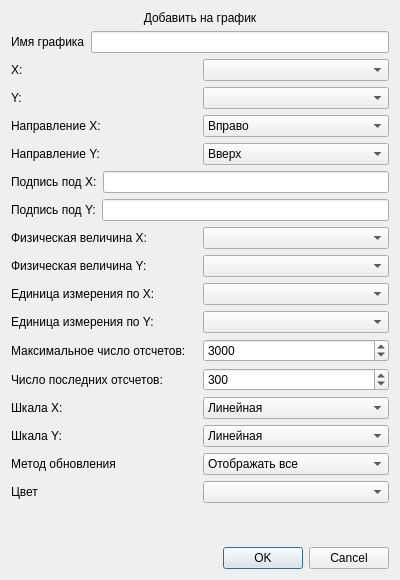
The window that addonplotdialog.ui (eugesh/GraphPlugin) describes before a commit, drawn with Qt 5.
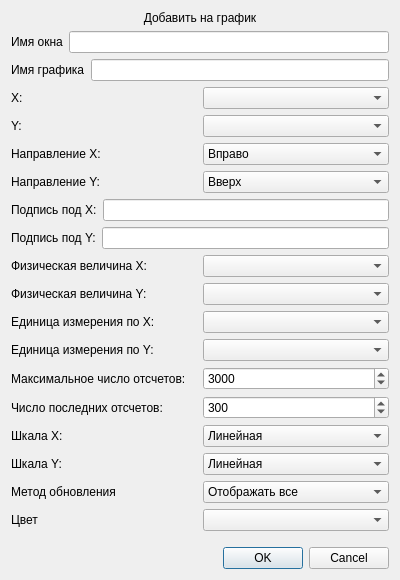
The same window after the commit.

Commit message: The first "Add graph on Plot" prototype

Patch:
```diff
--- a/addonplotdialog.ui
+++ b/addonplotdialog.ui
@@ -16,109 +16,28 @@
   <layout class="QGridLayout" name="gridLayout_2">
    <item row="0" column="0">
     <layout class="QGridLayout" name="gridLayout">
-     <item row="0" column="0">
-      <widget class="QLabel" name="label">
-       <property name="text">
-        <string>Добавить на график</string>
-       </property>
-       <property name="alignment">
-        <set>Qt::AlignHCenter|Qt::AlignTop</set>
-       </property>
-      </widget>
-     </item>
-     <item row="1" column="0">
-      <layout class="QHBoxLayout" name="horizontalLayout_3">
+     <item row="14" column="0">
+      <layout class="QHBoxLayout" name="horizontalLayout_11">
        <item>
-        <widget class="QLabel" name="label_4">
+        <widget class="QLabel" name="label_12">
          <property name="text">
-          <string>Имя графика</string>
+          <string>Число последних отсчетов:</string>
          </property>
         </widget>
        </item>
        <item>
-        <widget class="QLineEdit" name="pltNameLineEdit"/>
-       </item>
-      </layout>
-     </item>
-     <item row="2" column="0">
-      <layout class="QHBoxLayout" name="horizontalLayout">
-       <item>
-        <widget class="QLabel" name="label_2">
-         <property name="text">
-          <string>X:</string>
+        <widget class="QSpinBox" name="spinBox_MaxLastN">
+         <property name="maximum">
+          <number>999999999</number>
          </property>
-        </widget>
-       </item>
-       <item>
-        <widget class="QComboBox" name="xNameComboBox"/>
-       </item>
-      </layout>
-     </item>
-     <item row="3" column="0">
-      <layout class="QHBoxLayout" name="horizontalLayout_2">
-       <item>
-        <widget class="QLabel" name="label_3">
-         <property name="text">
-          <string>Y:</string>
+         <property name="value">
+          <number>300</number>
          </property>
         </widget>
        </item>
-       <item>
-        <widget class="QComboBox" name="yNameComboBox"/>
-       </item>
       </layout>
      </item>
-     <item row="4" column="0">
-      <layout class="QHBoxLayout" name="horizontalLayout_4">
-       <item>
-        <widget class="QLabel" name="label_5">
-         <property name="text">
-          <string>Направление X:</string>
-         </property>
-        </widget>
-       </item>
-       <item>
-        <widget class="QComboBox" name="xDirComboBox">
-         <item>
-          <property name="text">
-           <string>Вправо</string>
-          </property>
-         </item>
-         <item>
-          <property name="text">
-           <string>Влево</string>
-          </property>
-         </item>
-        </widget>
-       </item>
-      </layout>
-     </item>
-     <item row="5" column="0">
-      <layout class="QHBoxLayout" name="horizontalLayout_5">
-       <item>
-        <widget class="QLabel" name="label_6">
-         <property name="text">
-          <string>Направление Y:</string>
-         </property>
-        </widget>
-       </item>
-       <item>
-        <widget class="QComboBox" name="yDirComboBox">
-         <item>
-          <property name="text">
-           <string>Вверх</string>
-          </property>
-         </item>
-         <item>
-          <property name="text">
-           <string>Вниз</string>
-          </property>
-         </item>
-        </widget>
-       </item>
-      </layout>
-     </item>
-     <item row="6" column="0">
+     <item row="7" column="0">
       <layout class="QHBoxLayout" name="horizontalLayout_6">
        <item>
         <widget class="QLabel" name="label_7">
@@ -132,7 +51,34 @@
        </item>
       </layout>
      </item>
-     <item row="7" column="0">
+     <item row="19" column="0">
+      <spacer name="verticalSpacer">
+       <property name="orientation">
+        <enum>Qt::Vertical</enum>
+       </property>
+       <property name="sizeHint" stdset="0">
+        <size>
+         <width>20</width>
+         <height>40</height>
+        </size>
+       </property>
+      </spacer>
+     </item>
+     <item row="11" column="0">
+      <layout class="QHBoxLayout" name="horizontalLayout_17">
+       <item>
+        <widget class="QLabel" name="label_18">
+         <property name="text">
+          <string>Единица измерения по X:</string>
+         </property>
+        </widget>
+       </item>
+       <item>
+        <widget class="QComboBox" name="xUnitComboBox"/>
+       </item>
+      </layout>
+     </item>
+     <item row="8" column="0">
       <layout class="QHBoxLayout" name="horizontalLayout_7">
        <item>
         <widget class="QLabel" name="label_8">
@@ -146,21 +92,7 @@
        </item>
       </layout>
      </item>
-     <item row="8" column="0">
-      <layout class="QHBoxLayout" name="horizontalLayout_8">
-       <item>
-        <widget class="QLabel" name="label_9">
-         <property name="text">
-          <string>Физическая величина X:</string>
-         </property>
-        </widget>
-       </item>
-       <item>
-        <widget class="QComboBox" name="xPhysQuantCbBox"/>
-       </item>
-      </layout>
-     </item>
-     <item row="9" column="0">
+     <item row="10" column="0">
       <layout class="QHBoxLayout" name="horizontalLayout_9">
        <item>
         <widget class="QLabel" name="label_10">
@@ -174,35 +106,56 @@
        </item>
       </layout>
      </item>
-     <item row="10" column="0">
-      <layout class="QHBoxLayout" name="horizontalLayout_17">
+     <item row="3" column="0">
+      <layout class="QHBoxLayout" name="horizontalLayout">
        <item>
-        <widget class="QLabel" name="label_18">
+        <widget class="QLabel" name="label_2">
          <property name="text">
-          <string>Единица измерения по X:</string>
+          <string>X:</string>
          </property>
         </widget>
        </item>
        <item>
-        <widget class="QComboBox" name="xUnitComboBox"/>
+        <widget class="QComboBox" name="xNameComboBox"/>
        </item>
       </layout>
      </item>
-     <item row="11" column="0">
-      <layout class="QHBoxLayout" name="horizontalLayout_16">
+     <item row="15" column="0">
+      <layout class="QHBoxLayout" name="horizontalLayout_13">
        <item>
-        <widget class="QLabel" name="label_17">
+        <widget class="QLabel" name="label_14">
          <property name="text">
-          <string>Единица измерения по Y:</string>
+          <string>Шкала X:</string>
          </property>
         </widget>
        </item>
        <item>
-        <widget class="QComboBox" name="yUnitComboBox"/>
+        <widget class="QComboBox" name="xScaleTypeCbBox">
+         <item>
+          <property name="text">
+           <string>Линейная</string>
+          </property>
+         </item>
+         <item>
+          <property name="text">
+           <string>Логарифмическая</string>
+          </property>
+         </item>
+        </widget>
        </item>
       </layout>
      </item>
-     <item row="12" column="0">
+     <item row="0" column="0">
+      <widget class="QLabel" name="mainLabel">
+       <property name="text">
+        <string>Добавить на график</string>
+       </property>
+       <property name="alignment">
+        <set>Qt::AlignHCenter|Qt::AlignTop</set>
+       </property>
+      </widget>
+     </item>
+     <item row="13" column="0">
       <layout class="QHBoxLayout" name="horizontalLayout_10">
        <item>
         <widget class="QLabel" name="label_11">
@@ -223,66 +176,48 @@
        </item>
       </layout>
      </item>
-     <item row="13" column="0">
-      <layout class="QHBoxLayout" name="horizontalLayout_11">
+     <item row="4" column="0">
+      <layout class="QHBoxLayout" name="horizontalLayout_2">
        <item>
-        <widget class="QLabel" name="label_12">
+        <widget class="QLabel" name="label_3">
          <property name="text">
-          <string>Число последних отсчетов:</string>
+          <string>Y:</string>
          </property>
         </widget>
        </item>
        <item>
-        <widget class="QSpinBox" name="spinBox_MaxLastN">
-         <property name="maximum">
-          <number>999999999</number>
-         </property>
-         <property name="value">
-          <number>300</number>
-         </property>
-        </widget>
+        <widget class="QComboBox" name="yNameComboBox"/>
        </item>
       </layout>
      </item>
-     <item row="14" column="0">
-      <layout class="QHBoxLayout" name="horizontalLayout_13">
+     <item row="18" column="0">
+      <layout class="QHBoxLayout" name="horizontalLayout_14">
        <item>
-        <widget class="QLabel" name="label_14">
+        <widget class="QLabel" name="label_15">
          <property name="text">
-          <string>Шкала X:</string>
+          <string>Цвет</string>
          </property>
         </widget>
        </item>
        <item>
-        <widget class="QComboBox" name="xScaleTypeCbBox">
-         <item>
-          <property name="text">
-           <string>Линейная</string>
-          </property>
-         </item>
-         <item>
-          <property name="text">
-           <string>Логарифмическая</string>
-          </property>
-         </item>
-        </widget>
+        <widget class="QComboBox" name="colorComboBox"/>
        </item>
       </layout>
      </item>
-     <item row="15" column="0">
-      <layout class="QHBoxLayout" name="horizontalLayout_12">
+     <item row="5" column="0">
+      <layout class="QHBoxLayout" name="horizontalLayout_4">
        <item>
-        <widget class="QLabel" name="label_13">
+        <widget class="QLabel" name="label_5">
          <property name="text">
-          <string>Шкала Y:</string>
+          <string>Направление X:</string>
          </property>
         </widget>
        </item>
        <item>
-        <widget class="QComboBox" name="yScaleTypeCbBox">
+        <widget class="QComboBox" name="xDirComboBox">
          <item>
           <property name="text">
-           <string>Линейная</string>
+           <string>Вправо</string>
           </property>
          </item>
          <item>
@@ -294,7 +229,7 @@
        </item>
       </layout>
      </item>
-     <item row="16" column="0">
+     <item row="17" column="0">
       <layout class="QHBoxLayout" name="horizontalLayout_15">
        <item>
         <widget class="QLabel" name="label_16">
@@ -319,34 +254,7 @@
        </item>
       </layout>
      </item>
-     <item row="17" column="0">
-      <layout class="QHBoxLayout" name="horizontalLayout_14">
-       <item>
-        <widget class="QLabel" name="label_15">
-         <property name="text">
-          <string>Цвет</string>
-         </property>
-        </widget>
-       </item>
-       <item>
-        <widget class="QComboBox" name="colorComboBox"/>
-       </item>
-      </layout>
-     </item>
-     <item row="18" column="0">
-      <spacer name="verticalSpacer">
-       <property name="orientation">
-        <enum>Qt::Vertical</enum>
-       </property>
-       <property name="sizeHint" stdset="0">
-        <size>
-         <width>20</width>
-         <height>40</height>
-        </size>
-       </property>
-      </spacer>
-     </item>
-     <item row="19" column="0">
+     <item row="20" column="0">
       <widget class="QDialogButtonBox" name="buttonBox">
        <property name="orientation">
         <enum>Qt::Horizontal</enum>
@@ -356,6 +264,112 @@
        </property>
       </widget>
      </item>
+     <item row="12" column="0">
+      <layout class="QHBoxLayout" name="horizontalLayout_16">
+       <item>
+        <widget class="QLabel" name="label_17">
+         <property name="text">
+          <string>Единица измерения по Y:</string>
+         </property>
+        </widget>
+       </item>
+       <item>
+        <widget class="QComboBox" name="yUnitComboBox"/>
+       </item>
+      </layout>
+     </item>
+     <item row="9" column="0">
+      <layout class="QHBoxLayout" name="horizontalLayout_8">
+       <item>
+        <widget class="QLabel" name="label_9">
+         <property name="text">
+          <string>Физическая величина X:</string>
+         </property>
+        </widget>
+       </item>
+       <item>
+        <widget class="QComboBox" name="xPhysQuantCbBox"/>
+       </item>
+      </layout>
+     </item>
+     <item row="2" column="0">
+      <layout class="QHBoxLayout" name="horizontalLayout_3">
+       <item>
+        <widget class="QLabel" name="graphNameLabel">
+         <property name="text">
+          <string>Имя графика</string>
+         </property>
+        </widget>
+       </item>
+       <item>
+        <widget class="QLineEdit" name="graphNameLineEdit"/>
+       </item>
+      </layout>
+     </item>
+     <item row="6" column="0">
+      <layout class="QHBoxLayout" name="horizontalLayout_5">
+       <item>
+        <widget class="QLabel" name="label_6">
+         <property name="text">
+          <string>Направление Y:</string>
+         </property>
+        </widget>
+       </item>
+       <item>
+        <widget class="QComboBox" name="yDirComboBox">
+         <item>
+          <property name="text">
+           <string>Вверх</string>
+          </property>
+         </item>
+         <item>
+          <property name="text">
+           <string>Вниз</string>
+          </property>
+         </item>
+        </widget>
+       </item>
+      </layout>
+     </item>
+     <item row="16" column="0">
+      <layout class="QHBoxLayout" name="horizontalLayout_12">
+       <item>
+        <widget class="QLabel" name="label_13">
+         <property name="text">
+          <string>Шкала Y:</string>
+         </property>
+        </widget>
+       </item>
+       <item>
+        <widget class="QComboBox" name="yScaleTypeCbBox">
+         <item>
+          <property name="text">
+           <string>Линейная</string>
+          </property>
+         </item>
+         <item>
+          <property name="text">
+           <string>Логарифмическая</string>
+          </property>
+         </item>
+        </widget>
+       </item>
+      </layout>
+     </item>
+     <item row="1" column="0">
+      <layout class="QHBoxLayout" name="horizontalLayout_18">
+       <item>
+        <widget class="QLabel" name="customPlotNameLabel">
+         <property name="text">
+          <string>Имя окна</string>
+         </property>
+        </widget>
+       </item>
+       <item>
+        <widget class="QLineEdit" name="customPltNameLineEdit"/>
+       </item>
+      </layout>
+     </item>
     </layout>
    </item>
   </layout>
```
Left out of the diff: 2 changed lines with no effect on the pictures. The commit also changes 14 other files.
